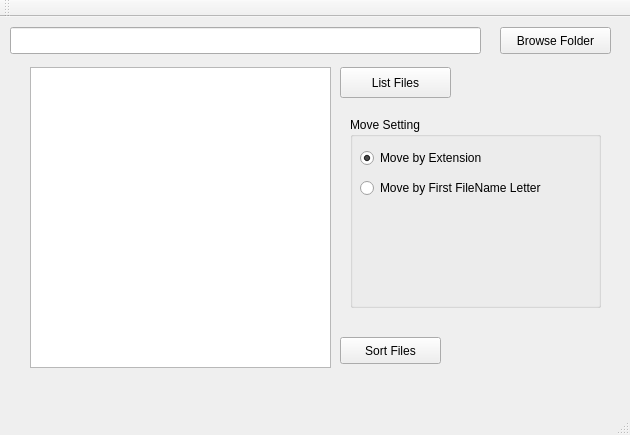
Qt form mainwindow.ui (lepickle/FileAutoMover) before a commit.
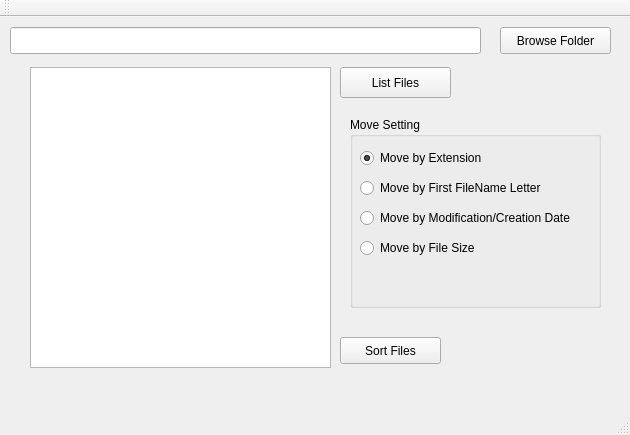
The same form after that commit.

Commit message: Add radio buttons for sort by mod date and file size

```diff
--- a/mainwindow.ui
+++ b/mainwindow.ui
@@ -114,6 +114,32 @@
       <bool>true</bool>
      </property>
     </widget>
+    <widget class="QRadioButton" name="rdBtn_MoveByModDate">
+     <property name="geometry">
+      <rect>
+       <x>10</x>
+       <y>90</y>
+       <width>251</width>
+       <height>22</height>
+      </rect>
+     </property>
+     <property name="text">
+      <string>Move by Modification/Creation Date</string>
+     </property>
+    </widget>
+    <widget class="QRadioButton" name="rdBtn_MoveByFileSize">
+     <property name="geometry">
+      <rect>
+       <x>10</x>
+       <y>120</y>
+       <width>131</width>
+       <height>22</height>
+      </rect>
+     </property>
+     <property name="text">
+      <string>Move by File Size</string>
+     </property>
+    </widget>
    </widget>
   </widget>
   <widget class="QMenuBar" name="menuBar">
```
